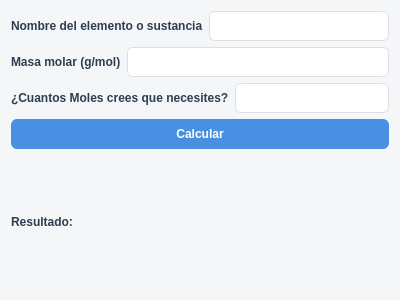
Qt form gui/ventana_Calcular_moles.ui (marianomontenegron/Programaci-n_proyecto) before a commit.
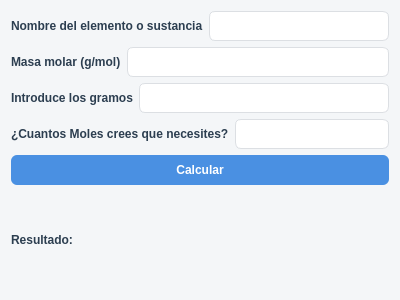
The same form after that commit.

```diff
--- a/gui/ventana_Calcular_moles.ui
+++ b/gui/ventana_Calcular_moles.ui
@@ -66,11 +66,9 @@
   </property>
   <layout class="QGridLayout" name="gridLayout">
    <item row="0" column="0">
-    <layout class="QVBoxLayout" name="verticalLayout_3">
-     <item>
       <layout class="QVBoxLayout" name="verticalLayout">
        <item>
-        <layout class="QHBoxLayout" name="horizontalLayout">
+      <layout class="QHBoxLayout" name="horizontalLayout_2">
          <item>
           <widget class="QLabel" name="label_elemento">
            <property name="text">
@@ -84,7 +82,7 @@
         </layout>
        </item>
        <item>
-        <layout class="QHBoxLayout" name="horizontalLayout_2">
+      <layout class="QHBoxLayout" name="horizontalLayout_3">
          <item>
           <widget class="QLabel" name="label_masa_molar">
            <property name="text">
@@ -98,7 +96,21 @@
         </layout>
        </item>
        <item>
-        <layout class="QHBoxLayout" name="horizontalLayout_3">
+      <layout class="QHBoxLayout" name="horizontalLayout">
+       <item>
+        <widget class="QLabel" name="label">
+         <property name="text">
+          <string>Introduce los gramos</string>
+         </property>
+        </widget>
+       </item>
+       <item>
+        <widget class="QLineEdit" name="lineEdit_g"/>
+       </item>
+      </layout>
+     </item>
+     <item>
+      <layout class="QHBoxLayout" name="horizontalLayout_4">
          <item>
           <widget class="QLabel" name="label_prediccion_moles">
            <property name="text">
@@ -111,10 +123,6 @@
          </item>
         </layout>
        </item>
-      </layout>
-     </item>
-     <item>
-      <layout class="QVBoxLayout" name="verticalLayout_2">
        <item>
         <widget class="QPushButton" name="Boton_calc">
          <property name="text">
@@ -128,8 +136,6 @@
           <string>Resultado:</string>
          </property>
         </widget>
-       </item>
-      </layout>
      </item>
     </layout>
    </item>
```
Lines whose indentation alone changed are shown as unchanged.
